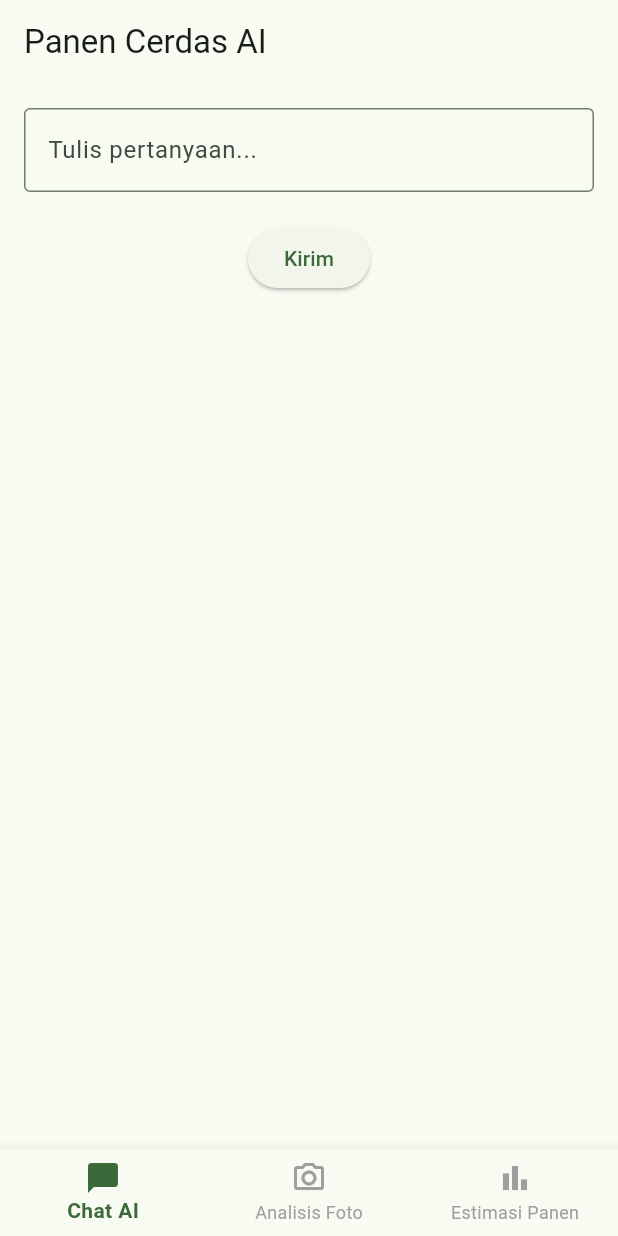
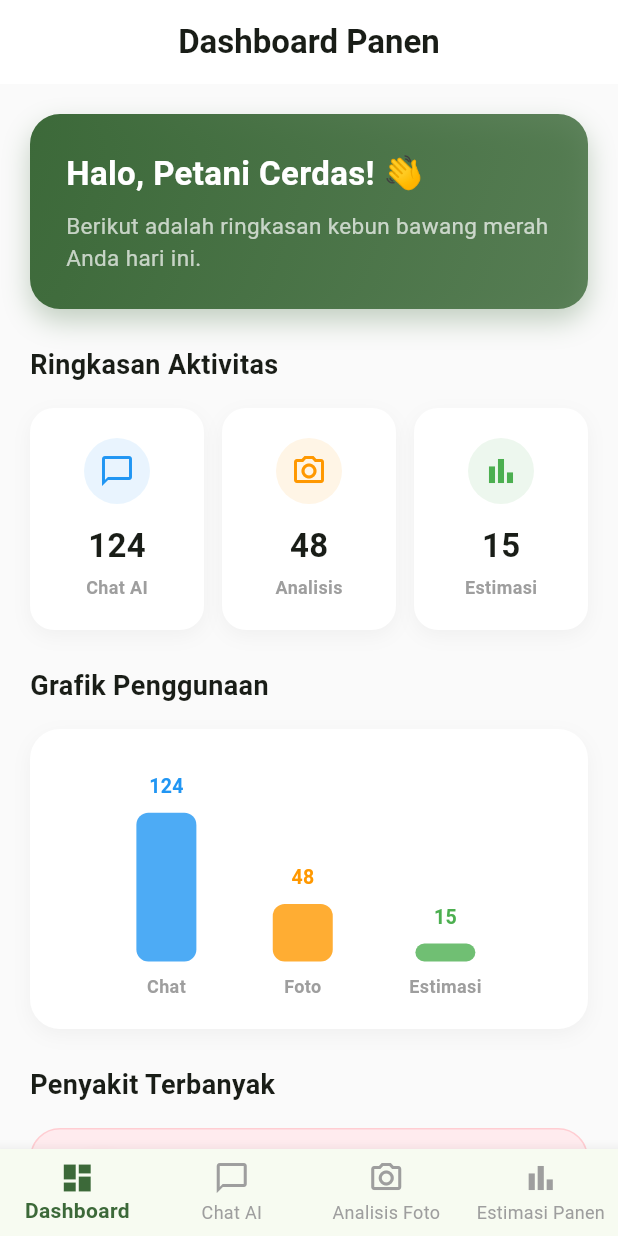
Before and after one commit to MuhFerdian/Panen-Cerdas-AI, a Flutter app: the screen it shows after launch, on a phone screen of 412 x 824 dp. Run offline on Flutter 3.47's test engine with Material 3 defaults, Android fonts, the phone set to English and light mode, and no system bars; our stand-ins replace flutter_markdown, image_picker.

Commit message:
Add dashboard statistics page

```diff
--- a/frontend/lib/main.dart
+++ b/frontend/lib/main.dart
@@ -1,4 +1,5 @@
 import 'package:flutter/material.dart';
+import 'pages/dashboard_page.dart';
 import 'pages/chat_page.dart';
 import 'pages/analyze_page.dart';
 import 'pages/estimate_page.dart';
@@ -37,7 +38,12 @@ class MainPage extends StatefulWidget {
 class _MainPageState extends State<MainPage> {
   int _selectedIndex = 0;
 
-  final List<Widget> _pages = const [ChatPage(), AnalyzePage(), EstimatePage()];
+  final List<Widget> _pages = const [
+    DashboardPage(),
+    ChatPage(),
+    AnalyzePage(),
+    EstimatePage(),
+  ];
 
   @override
   Widget build(BuildContext context) {
@@ -54,6 +60,11 @@ class _MainPageState extends State<MainPage> {
         type: BottomNavigationBarType.fixed,
         elevation: 8,
         items: const [
+          BottomNavigationBarItem(
+            icon: Icon(Icons.dashboard_outlined),
+            activeIcon: Icon(Icons.dashboard),
+            label: 'Dashboard',
+          ),
           BottomNavigationBarItem(
             icon: Icon(Icons.chat_bubble_outline),
             activeIcon: Icon(Icons.chat_bubble),
--- /dev/null
+++ b/frontend/lib/pages/dashboard_page.dart
@@ -0,0 +1,381 @@
+import 'package:flutter/material.dart';
+
+class DashboardPage extends StatelessWidget {
+  const DashboardPage({super.key});
+
+  @override
+  Widget build(BuildContext context) {
+    final primary = Theme.of(context).colorScheme.primary;
+
+    return Scaffold(
+      backgroundColor: Colors.grey.shade50,
+      appBar: AppBar(
+        title: const Text(
+          'Dashboard Panen',
+          style: TextStyle(fontWeight: FontWeight.bold),
+        ),
+        backgroundColor: Colors.white,
+        surfaceTintColor: Colors.transparent,
+        elevation: 0,
+        centerTitle: true,
+      ),
+      body: SingleChildScrollView(
+        padding: const EdgeInsets.all(20),
+        child: Column(
+          crossAxisAlignment: CrossAxisAlignment.stretch,
+          children: [
+            _buildWelcomeBanner(primary),
+            const SizedBox(height: 24),
+            const Text(
+              'Ringkasan Aktivitas',
+              style: TextStyle(fontSize: 18, fontWeight: FontWeight.bold),
+            ),
+            const SizedBox(height: 16),
+            _buildStatCards(primary),
+            const SizedBox(height: 24),
+            const Text(
+              'Grafik Penggunaan',
+              style: TextStyle(fontSize: 18, fontWeight: FontWeight.bold),
+            ),
+            const SizedBox(height: 16),
+            _buildSimpleChart(primary),
+            const SizedBox(height: 24),
+            const Text(
+              'Penyakit Terbanyak',
+              style: TextStyle(fontSize: 18, fontWeight: FontWeight.bold),
+            ),
+            const SizedBox(height: 16),
+            _buildTopDisease(primary),
+            const SizedBox(height: 24),
+            const Text(
+              'Aktivitas Terakhir',
+              style: TextStyle(fontSize: 18, fontWeight: FontWeight.bold),
+            ),
+            const SizedBox(height: 16),
+            _buildRecentActivity(primary),
+            const SizedBox(height: 30),
+          ],
+        ),
+      ),
+    );
+  }
+
+  Widget _buildWelcomeBanner(Color primary) {
+    return Container(
+      padding: const EdgeInsets.all(24),
+      decoration: BoxDecoration(
+        gradient: LinearGradient(
+          colors: [primary, primary.withValues(alpha: 0.8)],
+          begin: Alignment.topLeft,
+          end: Alignment.bottomRight,
+        ),
+        borderRadius: BorderRadius.circular(20),
+        boxShadow: [
+          BoxShadow(
+            color: primary.withValues(alpha: 0.3),
+            blurRadius: 15,
+            offset: const Offset(0, 8),
+          ),
+        ],
+      ),
+      child: const Column(
+        crossAxisAlignment: CrossAxisAlignment.start,
+        children: [
+          Text(
+            'Halo, Petani Cerdas! 👋',
+            style: TextStyle(
+              color: Colors.white,
+              fontSize: 22,
+              fontWeight: FontWeight.bold,
+            ),
+          ),
+          SizedBox(height: 8),
+          Text(
+            'Berikut adalah ringkasan kebun bawang merah Anda hari ini.',
+            style: TextStyle(color: Colors.white70, fontSize: 15),
+          ),
+        ],
+      ),
+    );
+  }
+
+  Widget _buildStatCards(Color primary) {
+    return Row(
+      children: [
+        Expanded(
+          child: _statCard(
+            title: 'Chat AI',
+            value: '124',
+            icon: Icons.chat_bubble_outline,
+            color: Colors.blue,
+          ),
+        ),
+        const SizedBox(width: 12),
+        Expanded(
+          child: _statCard(
+            title: 'Analisis',
+            value: '48',
+            icon: Icons.camera_alt_outlined,
+            color: Colors.orange,
+          ),
+        ),
+        const SizedBox(width: 12),
+        Expanded(
+          child: _statCard(
+            title: 'Estimasi',
+            value: '15',
+            icon: Icons.bar_chart_outlined,
+            color: Colors.green,
+          ),
+        ),
+      ],
+    );
+  }
+
+  Widget _statCard({
+    required String title,
+    required String value,
+    required IconData icon,
+    required Color color,
+  }) {
+    return Container(
+      padding: const EdgeInsets.symmetric(vertical: 20, horizontal: 12),
+      decoration: BoxDecoration(
+        color: Colors.white,
+        borderRadius: BorderRadius.circular(16),
+        boxShadow: [
+          BoxShadow(
+            color: Colors.black.withValues(alpha: 0.04),
+            blurRadius: 10,
+            offset: const Offset(0, 4),
+          ),
+        ],
+      ),
+      child: Column(
+        children: [
+          Container(
+            padding: const EdgeInsets.all(10),
+            decoration: BoxDecoration(
+              color: color.withValues(alpha: 0.1),
+              shape: BoxShape.circle,
+            ),
+            child: Icon(icon, color: color, size: 24),
+          ),
+          const SizedBox(height: 12),
+          Text(
+            value,
+            style: const TextStyle(fontSize: 22, fontWeight: FontWeight.bold),
+          ),
+          const SizedBox(height: 4),
+          Text(
+            title,
+            style: const TextStyle(
+              fontSize: 12,
+              color: Colors.grey,
+              fontWeight: FontWeight.w600,
+            ),
+          ),
+        ],
+      ),
+    );
+  }
+
+  Widget _buildSimpleChart(Color primary) {
+    return Container(
+      height: 200,
+      padding: const EdgeInsets.all(20),
+      decoration: BoxDecoration(
+        color: Colors.white,
+        borderRadius: BorderRadius.circular(20),
+        boxShadow: [
+          BoxShadow(
+            color: Colors.black.withValues(alpha: 0.04),
+            blurRadius: 10,
+            offset: const Offset(0, 4),
+          ),
+        ],
+      ),
+      child: Row(
+        mainAxisAlignment: MainAxisAlignment.spaceEvenly,
+        crossAxisAlignment: CrossAxisAlignment.end,
+        children: [
+          _barChartItem('Chat', 124, 150, Colors.blue),
+          _barChartItem('Foto', 48, 150, Colors.orange),
+          _barChartItem('Estimasi', 15, 150, Colors.green),
+        ],
+      ),
+    );
+  }
+
+  Widget _barChartItem(String label, int value, int maxVal, Color color) {
+    final double heightPercent = value / maxVal;
+    return Column(
+      mainAxisAlignment: MainAxisAlignment.end,
+      children: [
+        Text(
+          value.toString(),
+          style: TextStyle(
+            fontWeight: FontWeight.bold,
+            color: color,
+            fontSize: 13,
+          ),
+        ),
+        const SizedBox(height: 8),
+        Container(
+          width: 40,
+          height: 120 * heightPercent,
+          decoration: BoxDecoration(
+            color: color.withValues(alpha: 0.8),
+            borderRadius: BorderRadius.circular(8),
+          ),
+        ),
+        const SizedBox(height: 8),
+        Text(
+          label,
+          style: const TextStyle(
+            fontSize: 12,
+            color: Colors.grey,
+            fontWeight: FontWeight.w600,
+          ),
+        ),
+      ],
+    );
+  }
+
+  Widget _buildTopDisease(Color primary) {
+    return Container(
+      padding: const EdgeInsets.all(20),
+      decoration: BoxDecoration(
+        color: Colors.red.shade50,
+        borderRadius: BorderRadius.circular(20),
+        border: Border.all(color: Colors.red.shade100),
+      ),
+      child: Row(
+        children: [
+          Container(
+            padding: const EdgeInsets.all(12),
+            decoration: BoxDecoration(
+              color: Colors.white,
+              shape: BoxShape.circle,
+              boxShadow: [
+                BoxShadow(
+                  color: Colors.red.withValues(alpha: 0.2),
+                  blurRadius: 8,
+                ),
+              ],
+            ),
+            child: const Icon(
+              Icons.coronavirus_outlined,
+              color: Colors.red,
+              size: 28,
+            ),
+          ),
+          const SizedBox(width: 16),
+          Expanded(
+            child: Column(
+              crossAxisAlignment: CrossAxisAlignment.start,
+              children: [
+                const Text(
+                  'Layu Fusarium',
+                  style: TextStyle(
+                    fontSize: 18,
+                    fontWeight: FontWeight.bold,
+                    color: Colors.red,
+                  ),
+                ),
+                const SizedBox(height: 4),
+                Text(
+                  'Terdeteksi 12 kali bulan ini',
+                  style: TextStyle(fontSize: 14, color: Colors.red.shade700),
+                ),
+              ],
+            ),
+          ),
+        ],
+      ),
+    );
+  }
+
+  Widget _buildRecentActivity(Color primary) {
+    return Container(
+      decoration: BoxDecoration(
+        color: Colors.white,
+        borderRadius: BorderRadius.circular(20),
+        boxShadow: [
+          BoxShadow(
+            color: Colors.black.withValues(alpha: 0.04),
+            blurRadius: 10,
+            offset: const Offset(0, 4),
+          ),
+        ],
+      ),
+      child: Column(
+        children: [
+          _activityItem(
+            icon: Icons.camera_alt,
+            color: Colors.orange,
+            title: 'Analisis Foto: Bercak Ungu',
+            time: '10 menit yang lalu',
+            isLast: false,
+          ),
+          _activityItem(
+            icon: Icons.bar_chart,
+            color: Colors.green,
+            title: 'Estimasi Panen: 1,200 kg',
+            time: '2 jam yang lalu',
+            isLast: false,
+          ),
+          _activityItem(
+            icon: Icons.chat_bubble,
+            color: Colors.blue,
+            title: 'Chat AI: Cara Pemupukan',
+            time: 'Kemarin',
+            isLast: true,
+          ),
+        ],
+      ),
+    );
+  }
+
+  Widget _activityItem({
+    required IconData icon,
+    required Color color,
+    required String title,
+    required String time,
+    required bool isLast,
+  }) {
+    return Column(
+      children: [
+        ListTile(
+          contentPadding: const EdgeInsets.symmetric(
+            horizontal: 20,
+            vertical: 8,
+          ),
+          leading: Container(
+            padding: const EdgeInsets.all(10),
+            decoration: BoxDecoration(
+              color: color.withValues(alpha: 0.1),
+              shape: BoxShape.circle,
+            ),
+            child: Icon(icon, color: color, size: 20),
+          ),
+          title: Text(
+            title,
+            style: const TextStyle(fontWeight: FontWeight.w600, fontSize: 15),
+          ),
+          subtitle: Text(
+            time,
+            style: const TextStyle(fontSize: 13, color: Colors.grey),
+          ),
+        ),
+        if (!isLast)
+          const Divider(
+            height: 1,
+            indent: 70,
+            endIndent: 20,
+            color: Color(0xFFEEEEEE),
+          ),
+      ],
+    );
+  }
+}
```
